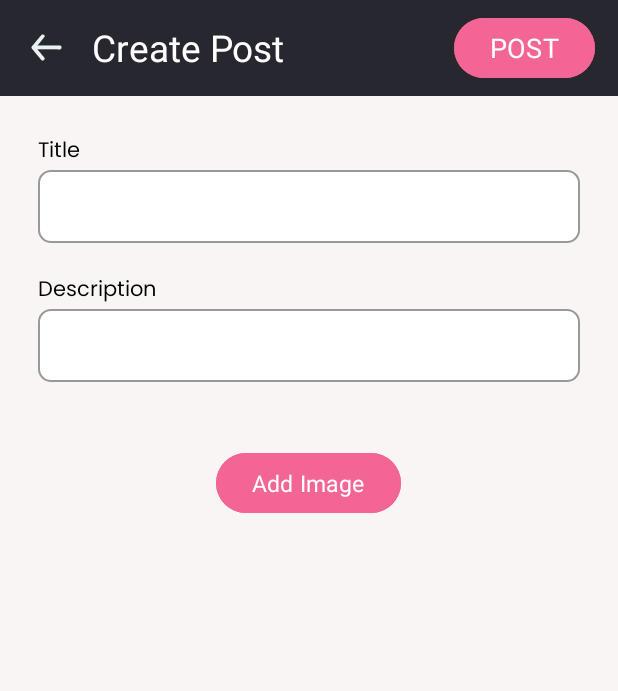
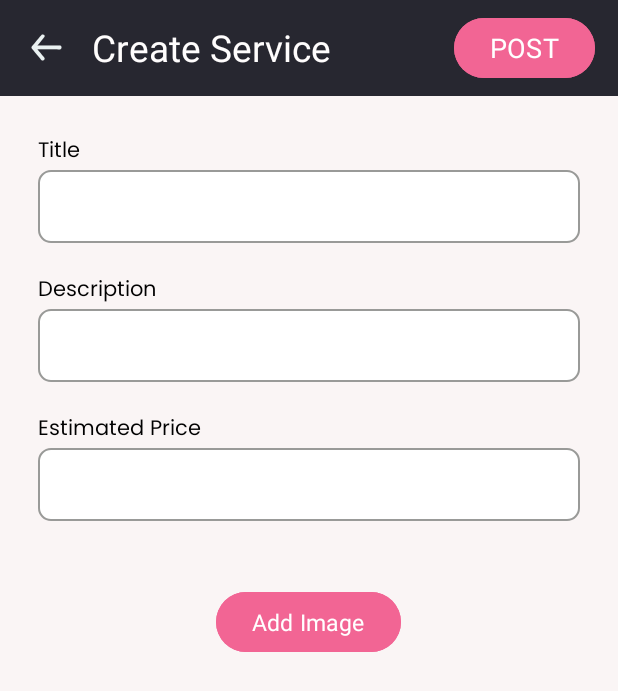
Before and after one commit to RuriRuu/TradeMart, an Android app: the CreateServiceActivity screen opened directly, with no data from a screen before it, on a phone screen of 412 x 824 dp. Shown: the top 691 px of the screen. Run offline under Robolectric (Android 15) with nearby library versions, the phone set to English and light mode, and no system bars; Roboto replaces fonts that are not available here.

Commit message:
fix: use activity_create_service instead of activity_create_post

```diff
--- a/app/src/main/java/com/realeyez/trademart/CreateServiceActivity.java
+++ b/app/src/main/java/com/realeyez/trademart/CreateServiceActivity.java
@@ -50,7 +50,7 @@ public class CreateServiceActivity extends AppCompatActivity {
     @Override
     public void onCreate(Bundle savedInstanceState) {
         super.onCreate(savedInstanceState);
-        setContentView(R.layout.activity_create_post);
+        setContentView(R.layout.activity_create_service);
         initComponents();
     }
 
```
